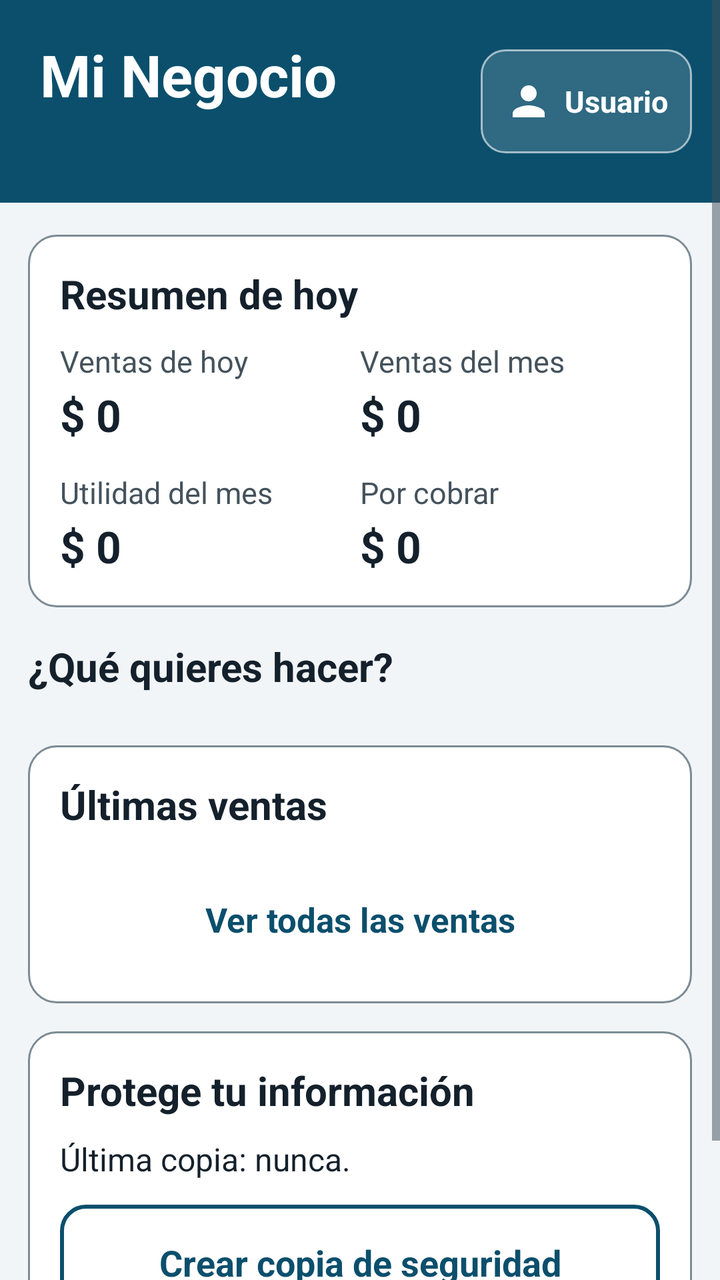
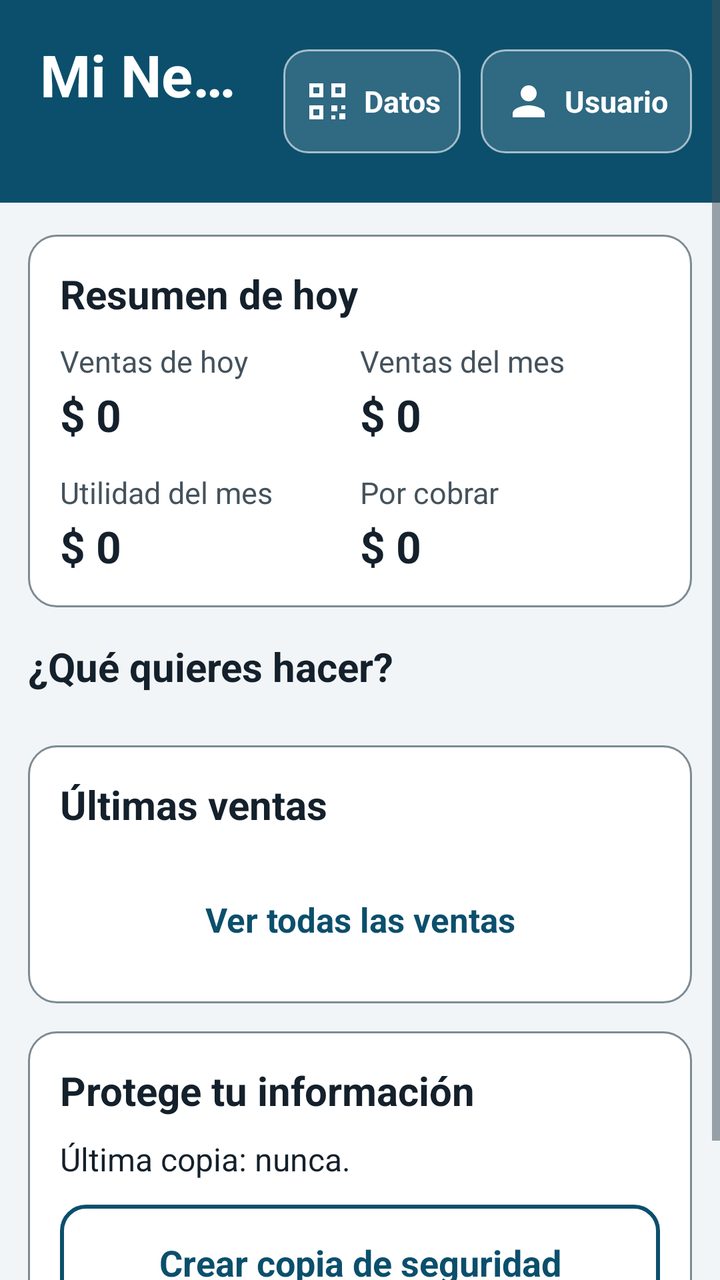

Screens rendered from an Android XML layout before and after an edit, with the pre-edit source and the edit as a unified diff.
<!-- AndroidManifest.xml: application theme Tema -->
<!-- res/layout/activity_principal.xml -->
<?xml version="1.0" encoding="utf-8"?>
<ScrollView android:id="@+id/scrollForm" xmlns:android="http://schemas.android.com/apk/res/android"
    android:layout_width="match_parent"
    android:layout_height="match_parent"
    android:background="@color/fondo"
    android:fillViewport="true">

    <LinearLayout
        android:layout_width="match_parent"
        android:layout_height="wrap_content"
        android:orientation="vertical"
        android:paddingBottom="28dp">

        <LinearLayout
            android:layout_width="match_parent"
            android:layout_height="wrap_content"
            android:orientation="horizontal"
            android:gravity="center_vertical"
            android:background="@color/primario"
            android:paddingLeft="20dp"
            android:paddingRight="14dp"
            android:paddingTop="18dp"
            android:paddingBottom="18dp">

            <LinearLayout
                android:layout_width="0dp"
                android:layout_height="wrap_content"
                android:layout_weight="1"
                android:orientation="vertical">

                <TextView
                    android:id="@+id/txtTituloApp"
                    android:layout_width="match_parent"
                    android:layout_height="wrap_content"
                    android:text="Mi Negocio"
                    android:textColor="@color/blanco"
                    android:textSize="29sp"
                    android:textStyle="bold"
                    android:maxLines="1"
                    android:ellipsize="end" />

                <TextView
                    android:id="@+id/txtFecha"
                    android:layout_width="match_parent"
                    android:layout_height="wrap_content"
                    android:layout_marginTop="5dp"
                    android:textColor="#D8E8F0"
                    android:textSize="16sp" />

                <TextView
                    android:id="@+id/txtNegocio"
                    android:layout_width="match_parent"
                    android:layout_height="wrap_content"
                    android:layout_marginTop="4dp"
                    android:textColor="#E6F1F6"
                    android:textSize="17sp"
                    android:textStyle="bold"
                    android:visibility="gone"
                    android:maxLines="2"
                    android:ellipsize="end" />
            </LinearLayout>

            <Button
                android:id="@+id/btnUsuario"
                android:layout_width="wrap_content"
                android:layout_height="wrap_content"
                android:layout_marginStart="10dp"
                android:minHeight="52dp"
                android:minWidth="52dp"
                android:maxWidth="220dp"
                android:maxLines="1"
                android:ellipsize="end"
                android:background="@drawable/fondo_boton_usuario"
                android:backgroundTint="@null"
                android:stateListAnimator="@null"
                android:drawableStart="@drawable/ic_persona"
                android:drawableTint="@color/blanco"
                android:drawablePadding="6dp"
                android:paddingLeft="12dp"
                android:paddingRight="12dp"
                android:text="Usuario"
                android:textAllCaps="false"
                android:textColor="@color/blanco"
                android:textSize="15sp"
                android:textStyle="bold" />
        </LinearLayout>

        <LinearLayout
            android:layout_width="match_parent"
            android:layout_height="wrap_content"
            android:orientation="vertical"
            android:paddingLeft="14dp"
            android:paddingRight="14dp"
            android:paddingTop="16dp">

            <LinearLayout
                style="@style/Tarjeta"
                android:layout_width="match_parent"
                android:layout_height="wrap_content">

                <TextView
                    style="@style/TituloSeccion"
                    android:layout_width="match_parent"
                    android:layout_height="wrap_content"
                    android:text="Resumen de hoy" />

                <LinearLayout
                    android:layout_width="match_parent"
                    android:layout_height="wrap_content"
                    android:orientation="horizontal">

                    <LinearLayout
                        android:id="@+id/celdaVentasHoy"
                        android:layout_width="0dp"
                        android:layout_height="wrap_content"
                        android:layout_weight="1"
                        android:orientation="vertical"
                        android:paddingEnd="8dp">

                        <TextView
                            android:layout_width="match_parent"
                            android:layout_height="wrap_content"
                            android:text="Ventas de hoy"
                            android:textColor="@color/texto_secundario"
                            android:textSize="15sp" />

                        <TextView
                            android:id="@+id/txtVentasHoy"
                            android:layout_width="match_parent"
                            android:layout_height="wrap_content"
                            android:layout_marginTop="2dp"
                            android:text="$ 0"
                            android:textColor="@color/texto"
                            android:textSize="22sp"
                            android:textStyle="bold" />
                    </LinearLayout>

                    <LinearLayout
                        android:id="@+id/celdaVentasMes"
                        android:layout_width="0dp"
                        android:layout_height="wrap_content"
                        android:layout_weight="1"
                        android:orientation="vertical">

                        <TextView
                            android:layout_width="match_parent"
                            android:layout_height="wrap_content"
                            android:text="Ventas del mes"
                            android:textColor="@color/texto_secundario"
                            android:textSize="15sp" />

                        <TextView
                            android:id="@+id/txtVentasMes"
                            android:layout_width="match_parent"
                            android:layout_height="wrap_content"
                            android:layout_marginTop="2dp"
                            android:text="$ 0"
                            android:textColor="@color/texto"
                            android:textSize="22sp"
                            android:textStyle="bold" />
                    </LinearLayout>
                </LinearLayout>

                <LinearLayout
                    android:layout_width="match_parent"
                    android:layout_height="wrap_content"
                    android:layout_marginTop="14dp"
                    android:orientation="horizontal">

                    <LinearLayout
                        android:id="@+id/celdaUtilidad"
                        android:layout_width="0dp"
                        android:layout_height="wrap_content"
                        android:layout_weight="1"
                        android:orientation="vertical"
                        android:paddingEnd="8dp">

                        <TextView
                            android:layout_width="match_parent"
                            android:layout_height="wrap_content"
                            android:text="Utilidad del mes"
                            android:textColor="@color/texto_secundario"
                            android:textSize="15sp" />

                        <TextView
                            android:id="@+id/txtUtilidad"
                            android:layout_width="match_parent"
                            android:layout_height="wrap_content"
                            android:layout_marginTop="2dp"
                            android:text="$ 0"
                            android:textColor="@color/texto"
                            android:textSize="22sp"
                            android:textStyle="bold" />
                    </LinearLayout>

                    <LinearLayout
                        android:id="@+id/celdaPorCobrar"
                        android:layout_width="0dp"
                        android:layout_height="wrap_content"
                        android:layout_weight="1"
                        android:orientation="vertical">

                        <TextView
                            android:layout_width="match_parent"
                            android:layout_height="wrap_content"
                            android:text="Por cobrar"
                            android:textColor="@color/texto_secundario"
                            android:textSize="15sp" />

                        <TextView
                            android:id="@+id/txtPorCobrar"
                            android:layout_width="match_parent"
                            android:layout_height="wrap_content"
                            android:layout_marginTop="2dp"
                            android:text="$ 0"
                            android:textColor="@color/texto"
                            android:textSize="22sp"
                            android:textStyle="bold" />
                    </LinearLayout>
                </LinearLayout>
            </LinearLayout>

            <LinearLayout
                android:id="@+id/cardAlerta"
                android:layout_width="match_parent"
                android:layout_height="wrap_content"
                android:layout_marginBottom="14dp"
                android:background="@drawable/fondo_alerta"
                android:orientation="horizontal"
                android:gravity="center_vertical"
                android:padding="14dp"
                android:clickable="true"
                android:focusable="true"
                android:visibility="gone">

                <ImageView
                    android:layout_width="32dp"
                    android:layout_height="32dp"
                    android:layout_marginEnd="12dp"
                    android:src="@drawable/ic_alerta"
                    android:tint="@color/advertencia"
                    android:importantForAccessibility="no" />

                <TextView
                    android:id="@+id/txtAlerta"
                    android:layout_width="0dp"
                    android:layout_height="wrap_content"
                    android:layout_weight="1"
                    android:textColor="@color/advertencia"
                    android:textSize="17sp"
                    android:textStyle="bold" />
            </LinearLayout>

            <LinearLayout
                android:id="@+id/cardDeudas"
                android:layout_width="match_parent"
                android:layout_height="wrap_content"
                android:layout_marginBottom="14dp"
                android:background="@drawable/fondo_alerta"
                android:orientation="horizontal"
                android:gravity="center_vertical"
                android:padding="14dp"
                android:clickable="true"
                android:focusable="true"
                android:visibility="gone">

                <ImageView
                    android:layout_width="32dp"
                    android:layout_height="32dp"
                    android:layout_marginEnd="12dp"
                    android:src="@drawable/ic_alerta"
                    android:tint="@color/error"
                    android:importantForAccessibility="no" />

                <TextView
                    android:id="@+id/txtDeudas"
                    android:layout_width="0dp"
                    android:layout_height="wrap_content"
                    android:layout_weight="1"
                    android:textColor="@color/error"
                    android:textSize="17sp"
                    android:textStyle="bold" />
            </LinearLayout>

            <TextView
                style="@style/TituloSeccion"
                android:layout_width="match_parent"
                android:layout_height="wrap_content"
                android:layout_marginTop="2dp"
                android:text="¿Qué quieres hacer?" />

            <GridLayout
                android:id="@+id/gridAcciones"
                android:layout_width="match_parent"
                android:layout_height="wrap_content"
                android:columnCount="2"
                android:layout_marginBottom="8dp" />

            <LinearLayout
                style="@style/Tarjeta"
                android:layout_width="match_parent"
                android:layout_height="wrap_content"
                android:layout_marginTop="8dp">

                <TextView
                    style="@style/TituloSeccion"
                    android:layout_width="match_parent"
                    android:layout_height="wrap_content"
                    android:text="Últimas ventas" />

                <LinearLayout
                    android:id="@+id/listaRecientes"
                    android:layout_width="match_parent"
                    android:layout_height="wrap_content"
                    android:orientation="vertical" />

                <Button
                    android:id="@+id/btnVerVentas"
                    style="@style/BotonTexto"
                    android:layout_width="match_parent"
                    android:layout_height="wrap_content"
                    android:layout_marginTop="8dp"
                    android:text="Ver todas las ventas" />
            </LinearLayout>

            <LinearLayout
                android:id="@+id/cardBienvenida"
                style="@style/Tarjeta"
                android:layout_width="match_parent"
                android:layout_height="wrap_content"
                android:visibility="gone">

                <TextView
                    style="@style/TituloSeccion"
                    android:layout_width="match_parent"
                    android:layout_height="wrap_content"
                    android:text="Empieza en 3 pasos" />

                <TextView
                    android:layout_width="match_parent"
                    android:layout_height="wrap_content"
                    android:text="1. Agrega tus productos y su existencia.\n2. Registra una venta y elige el cliente.\n3. Revisa tus informes cuando quieras."
                    android:textColor="@color/texto"
                    android:textSize="17sp"
                    android:lineSpacingExtra="4dp" />

                <Button
                    android:id="@+id/btnPrimerProducto"
                    style="@style/BotonPrimario"
                    android:layout_width="match_parent"
                    android:layout_height="wrap_content"
                    android:layout_marginTop="14dp"
                    android:text="Agregar mi primer producto" />
            </LinearLayout>

            <LinearLayout
                android:id="@+id/cardRespaldo"
                style="@style/Tarjeta"
                android:layout_width="match_parent"
                android:layout_height="wrap_content">

                <TextView
                    style="@style/TituloSeccion"
                    android:layout_width="match_parent"
                    android:layout_height="wrap_content"
                    android:text="Protege tu información" />

                <TextView
                    android:id="@+id/txtRespaldo"
                    android:layout_width="match_parent"
                    android:layout_height="wrap_content"
                    android:text="Última copia: nunca."
                    android:textColor="@color/texto"
                    android:textSize="16sp" />

                <Button
                    android:id="@+id/btnCopia"
                    style="@style/BotonSecundario"
                    android:layout_width="match_parent"
                    android:layout_height="wrap_content"
                    android:layout_marginTop="12dp"
                    android:text="Crear copia de seguridad" />
            </LinearLayout>
        </LinearLayout>
    </LinearLayout>
</ScrollView>
<!-- resources referenced by this layout -->
<resources>
  <color name="advertencia">#7A4A00</color>
  <color name="blanco">#FFFFFF</color>
  <color name="error">#A3231C</color>
  <color name="fondo">#F2F5F7</color>
  <color name="primario">#0B4F6C</color>
  <color name="texto">#14202B</color>
  <color name="texto_secundario">#44525C</color>
  <!-- drawable fondo_alerta (drawable) -->
  <?xml version="1.0" encoding="utf-8"?>
  <shape xmlns:android="http://schemas.android.com/apk/res/android">
      <solid android:color="@color/advertencia_fondo"/>
      <corners android:radius="12dp"/>
      <stroke android:width="1dp" android:color="@color/advertencia"/>
  </shape>
  <!-- drawable ic_alerta (drawable) -->
  <?xml version="1.0" encoding="utf-8"?>
  <vector xmlns:android="http://schemas.android.com/apk/res/android"
      android:width="24dp" android:height="24dp"
      android:viewportWidth="24" android:viewportHeight="24">
      <path android:fillColor="#FF000000" android:pathData="M1,21h22L12,2 1,21zM13,18h-2v-2h2v2zM13,14h-2v-4h2v4z"/>
  </vector>
  <!-- drawable ic_persona (drawable) -->
  <?xml version="1.0" encoding="utf-8"?>
  <vector xmlns:android="http://schemas.android.com/apk/res/android"
      android:width="24dp" android:height="24dp"
      android:viewportWidth="24" android:viewportHeight="24">
      <path android:fillColor="#FF000000" android:pathData="M12,12c2.21,0 4,-1.79 4,-4s-1.79,-4 -4,-4 -4,1.79 -4,4 1.79,4 4,4zM12,14c-2.67,0 -8,1.34 -8,4v2h16v-2c0,-2.66 -5.33,-4 -8,-4z"/>
  </vector>
  <style name="BotonSecundario" parent="BotonPrimario">
          <item name="android:background">@drawable/boton_secundario</item>
          <item name="android:textColor">@color/primario</item>
      </style>
  <style name="Tarjeta">
          <item name="android:background">@drawable/fondo_tarjeta</item>
          <item name="android:padding">16dp</item>
          <item name="android:layout_marginBottom">14dp</item>
          <item name="android:orientation">vertical</item>
      </style>
  <style name="TituloSeccion">
          <item name="android:textSize">20sp</item>
          <item name="android:textStyle">bold</item>
          <item name="android:textColor">@color/texto</item>
          <item name="android:layout_marginBottom">10dp</item>
      </style>
  <color name="advertencia_fondo">#FFF0C9</color>
  <!-- drawable boton_texto (drawable) -->
  <?xml version="1.0" encoding="utf-8"?>
  <selector xmlns:android="http://schemas.android.com/apk/res/android">
      <item android:state_pressed="true"><shape><solid android:color="@color/primario_claro"/><corners android:radius="10dp"/></shape></item>
      <item><shape><solid android:color="#00000000"/><corners android:radius="10dp"/></shape></item>
  </selector>
  <!-- drawable fondo_tarjeta (drawable) -->
  <?xml version="1.0" encoding="utf-8"?>
  <shape xmlns:android="http://schemas.android.com/apk/res/android">
      <solid android:color="@color/superficie"/>
      <corners android:radius="14dp"/>
      <stroke android:width="1dp" android:color="@color/borde"/>
  </shape>
  <color name="primario_oscuro">#073A50</color>
  <color name="superficie">#FFFFFF</color>
  <color name="deshabilitado">#8A979F</color>
  <color name="gris_fondo">#E6EBEE</color>
  <color name="primario_claro">#DCEAF2</color>
  <color name="borde">#7C8B95</color>
  <!-- unchanged entries left out for length: 6 -->
</resources>

<!-- the commit's change to res/layout/activity_principal.xml (unified diff, before → after) -->
@@ -59,6 +59,30 @@
                     android:maxLines="2"
                     android:ellipsize="end" />
             </LinearLayout>
+
+            <Button
+                android:id="@+id/btnDatos"
+                android:layout_width="wrap_content"
+                android:layout_height="wrap_content"
+                android:layout_marginStart="10dp"
+                android:minHeight="52dp"
+                android:minWidth="52dp"
+                android:maxWidth="120dp"
+                android:maxLines="1"
+                android:ellipsize="end"
+                android:background="@drawable/fondo_boton_usuario"
+                android:backgroundTint="@null"
+                android:stateListAnimator="@null"
+                android:drawableStart="@drawable/ic_qr"
+                android:drawableTint="@color/blanco"
+                android:drawablePadding="6dp"
+                android:paddingLeft="10dp"
+                android:paddingRight="10dp"
+                android:text="Datos"
+                android:textAllCaps="false"
+                android:textColor="@color/blanco"
+                android:textSize="15sp"
+                android:textStyle="bold" />
 
             <Button
                 android:id="@+id/btnUsuario"
<!-- resource entries referenced after the edit -->
@@ -27,6 +27,13 @@
       android:width="24dp" android:height="24dp"
       android:viewportWidth="24" android:viewportHeight="24">
       <path android:fillColor="#FF000000" android:pathData="M12,12c2.21,0 4,-1.79 4,-4s-1.79,-4 -4,-4 -4,1.79 -4,4 1.79,4 4,4zM12,14c-2.67,0 -8,1.34 -8,4v2h16v-2c0,-2.66 -5.33,-4 -8,-4z"/>
+  </vector>
+  <!-- drawable ic_qr (drawable) -->
+  <?xml version="1.0" encoding="utf-8"?>
+  <vector xmlns:android="http://schemas.android.com/apk/res/android"
+      android:width="24dp" android:height="24dp"
+      android:viewportWidth="24" android:viewportHeight="24">
+      <path android:fillColor="#FF000000" android:pathData="M3,3h7v7H3zM5,5v3h3V5zM14,3h7v7h-7zM16,5v3h3V5zM3,14h7v7H3zM5,16v3h3v-3zM14,14h3v3h-3zM19,14h2v2h-2zM14,19h2v2h-2zM18,18h3v3h-3z" />
   </vector>
   <style name="BotonSecundario" parent="BotonPrimario">
           <item name="android:background">@drawable/boton_secundario</item>
